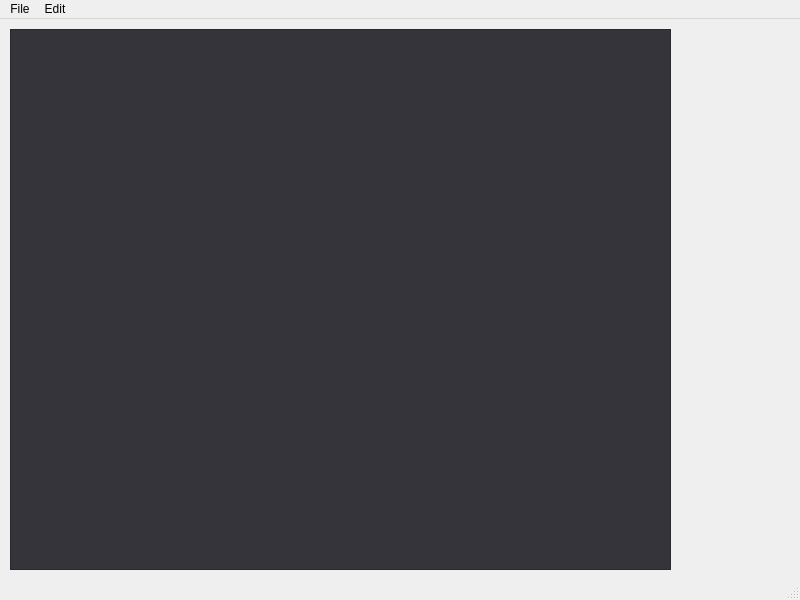
The window that mainwindow.ui (TristanRoss/QtTextEditor) describes before a commit, drawn with Qt 5.
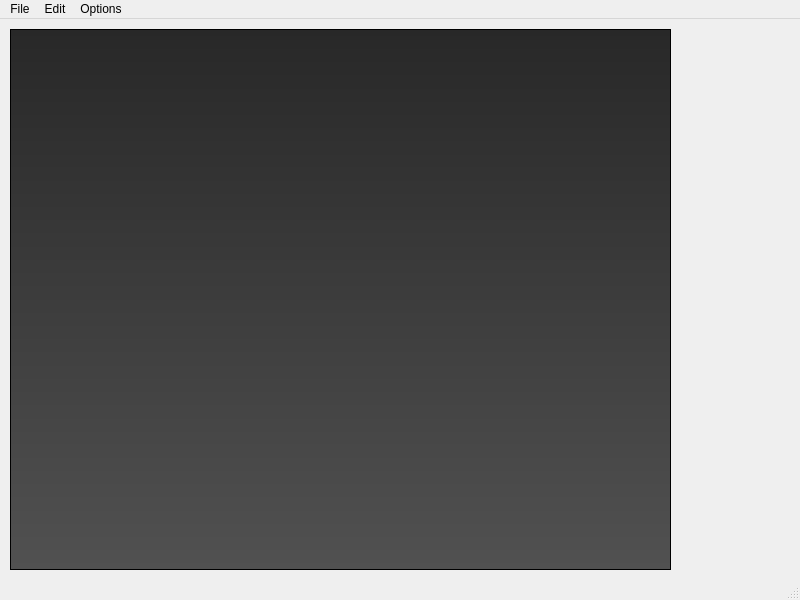
The same window after the commit. Icons and pictures are not drawn.

Commit message: Add better title and font option

The edit to the form file:
```diff
--- a/mainwindow.ui
+++ b/mainwindow.ui
@@ -36,7 +36,7 @@
       <widget class="QTextEdit" name="textEdit">
        <property name="font">
         <font>
-         <family>Segoe UI</family>
+         <family>Segoe UI Symbol</family>
          <pointsize>12</pointsize>
         </font>
        </property>
@@ -44,8 +44,8 @@
         <bool>false</bool>
        </property>
        <property name="styleSheet">
-        <string notr="true">background-color: rgb(52, 52, 58);
-color: rgb(222, 222, 222)</string>
+        <string notr="true">background: qlineargradient(spread:pad, x1:0, y1:0, x2:0, y2:1, stop:0 rgba(40, 40, 40, 255), stop:1 rgba(81, 81, 81, 255));
+color: rgb(222, 222, 222);</string>
        </property>
       </widget>
      </item>
@@ -81,8 +81,15 @@
     <addaction name="actionUndo"/>
     <addaction name="actionRedo"/>
    </widget>
+   <widget class="QMenu" name="menuOptions">
+    <property name="title">
+     <string>Options</string>
+    </property>
+    <addaction name="actionFont"/>
+   </widget>
    <addaction name="menuFile"/>
    <addaction name="menuEdit"/>
+   <addaction name="menuOptions"/>
   </widget>
   <widget class="QStatusBar" name="statusbar"/>
   <action name="actionNew">
```
Left out of the diff: 5 changed lines with no effect on the pictures. The commit also changes 2 other files.
